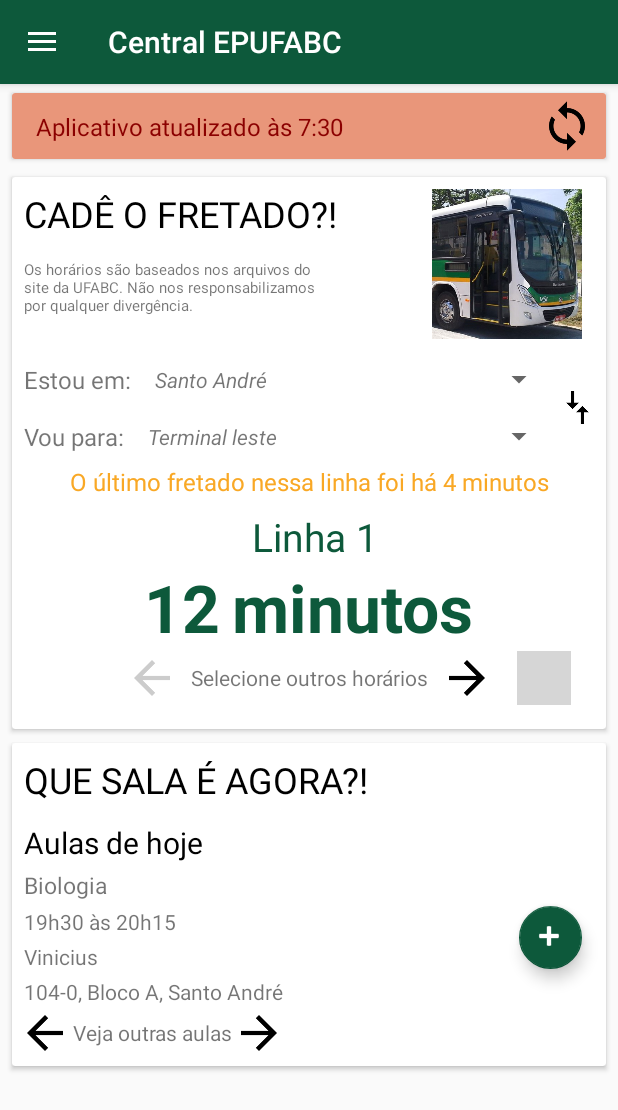
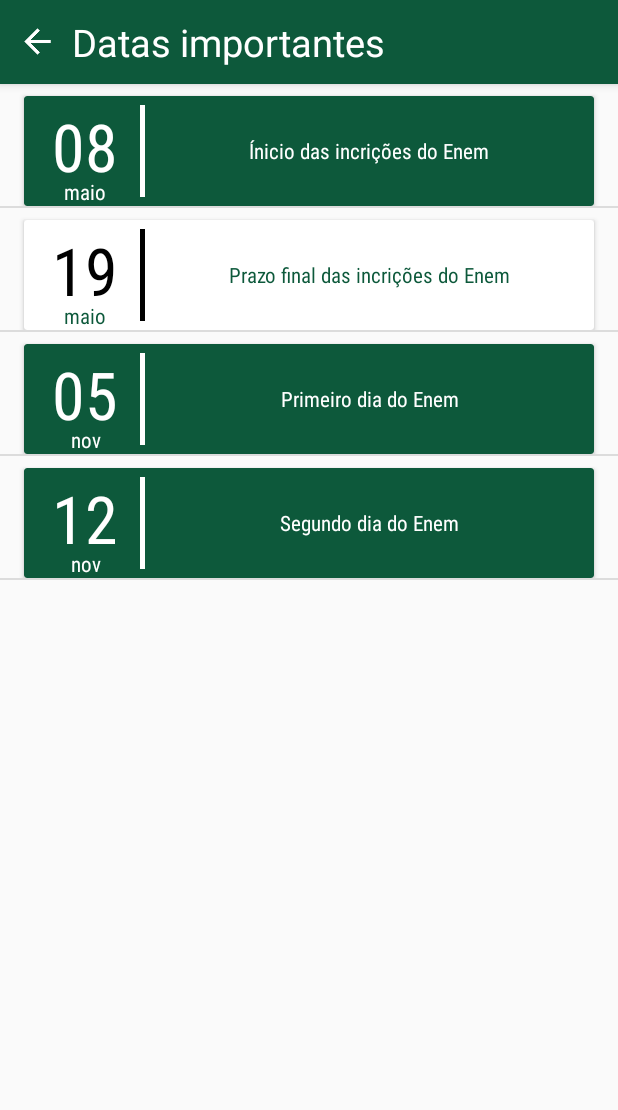
Before and after one commit to centralufabc/centralepufabc, an Android app: the screen it shows after launch (MainActivity before the commit, Calendario after it), in the side drawer, after a tap on "Calendário", on a phone screen of 412 x 824 dp. Shown: the top 1110 px of the screen. Run offline under Robolectric (Android 15) with nearby library versions, the phone set to English and light mode, and no system bars; grey boxes are pictures that could not be loaded.

Commit message:
Calendário funcionando com enorme eficiência

```diff
--- /dev/null
+++ b/app/src/main/java/central/centralepufabc/Calendario.java
@@ -0,0 +1,80 @@
+package central.centralepufabc;
+
+import android.content.Context;
+import android.database.Cursor;
+import android.database.sqlite.SQLiteDatabase;
+import android.os.Bundle;
+import android.support.design.widget.FloatingActionButton;
+import android.support.design.widget.Snackbar;
+import android.support.v7.app.AppCompatActivity;
+import android.support.v7.widget.Toolbar;
+import android.view.View;
+import android.widget.ListView;
+import android.widget.TextView;
+
+import java.util.ArrayList;
+import java.util.Calendar;
+import java.util.TimeZone;
+
+public class Calendario extends AppCompatActivity {
+    private ListView lista;
+    private ArrayList<Dia_importante> arrayAreas=null;
+    private Dia_importante_adapter adapter=null;
+    SQLiteDatabase bd;
+    Cursor cursor;
+    Calendar calendar;
+    int dia;
+
+    @Override
+    protected void onCreate(Bundle savedInstanceState) {
+        super.onCreate(savedInstanceState);
+        setContentView(R.layout.activity_calendario);
+        Toolbar toolbar = (Toolbar) findViewById(R.id.toolbar);
+        setSupportActionBar(toolbar);
+        bd = openOrCreateDatabase("CentralEPUFABCDB", Context.MODE_PRIVATE, null);
+        calendar = Calendar.getInstance(TimeZone.getTimeZone("Brazil/East"));
+
+        dia = calendar.get(Calendar.DAY_OF_YEAR)-1;
+        cursor = bd.rawQuery("SELECT dia_mes,mes,desc_dia,status FROM dias  WHERE dia>='"+dia+"'ORDER BY dia ASC",null);
+        cursor.moveToFirst();
+
+        lista=(ListView) findViewById(R.id.lista_c);
+        arrayAreas=new ArrayList<Dia_importante>();
+        carregar_lista();
+
+    }
+
+    private void carregar_lista(){
+        while(cursor.getPosition()<cursor.getCount()){
+            arrayAreas.add(new Dia_importante(cursor.getString(0),cursor.getString(1),cursor.getString(2),cursor.getString(3)));
+            cursor.moveToNext();
+        }
+        adapter=new Dia_importante_adapter(this,arrayAreas);
+        lista.setAdapter(adapter);
+    }
+
+    public void marca_dia(View view){
+        String x;
+        TextView txt=(TextView) view;
+        cursor = bd.rawQuery("SELECT dia_mes,mes,desc_dia,status,dia,msg FROM dias WHERE desc_dia='"+txt.getText().toString()+"' ORDER BY dia ASC",null);
+        cursor.moveToFirst();
+        if(!cursor.getString(3).equals("notificado")) {
+            if (cursor.getString(3).equals("notificar")) {
+                x = "nao";
+            } else {
+                x = "notificar";
+            }
+            bd.execSQL("INSERT INTO dias VALUES('" + cursor.getString(2) + "','" + cursor.getString(4) + "','" + cursor.getString(0) + "','" + cursor.getString(1) + "','" + x + "','" + cursor.getString(5) + "');");
+            bd.execSQL("DELETE FROM dias WHERE (desc_dia='" + txt.getText().toString() + "' AND status='" + cursor.getString(3) + "')");
+            cursor = bd.rawQuery("SELECT dia_mes,mes,desc_dia,status FROM dias  WHERE dia>='" + dia + "'ORDER BY dia ASC", null);
+            arrayAreas.clear();
+            cursor.moveToFirst();
+            carregar_lista();
+        }
+    }
+
+    public void voltar(View view) {
+        finish();
+    }
+
+}
--- /dev/null
+++ b/app/src/main/java/central/centralepufabc/Dia_importante.java
@@ -0,0 +1,51 @@
+package central.centralepufabc;
+
+/**
+ * Created by Kleverson Nascimento on 15/03/2017.
+ */
+
+public class Dia_importante {
+    private String dia;
+    private String mes;
+    private String data;
+    private String notificar;
+
+    public Dia_importante(String dia, String mes, String data, String notificar) {
+        this.dia = dia;
+        this.mes = mes;
+        this.data = data;
+        this.notificar = notificar;
+    }
+
+    public String getDia() {
+        return dia;
+    }
+
+    public void setDia(String dia) {
+        this.dia = dia;
+    }
+
+    public String getMes() {
+        return mes;
+    }
+
+    public void setMes(String mes) {
+        this.mes = mes;
+    }
+
+    public String getData() {
+        return data;
+    }
+
+    public void setData(String data) {
+        this.data = data;
+    }
+
+    public String getNotificar() {
+        return notificar;
+    }
+
+    public void setNotificar(String notificar) {
+        this.notificar = notificar;
+    }
+}
--- /dev/null
+++ b/app/src/main/java/central/centralepufabc/Dia_importante_adapter.java
@@ -0,0 +1,67 @@
+package central.centralepufabc;
+
+import android.content.Context;
+import android.graphics.Color;
+import android.support.v7.widget.CardView;
+import android.view.LayoutInflater;
+import android.view.View;
+import android.view.ViewGroup;
+import android.widget.BaseAdapter;
+import android.widget.ImageView;
+import android.widget.TextView;
+
+import java.util.ArrayList;
+
+/**
+ * Created by Kleverson Nascimento on 15/03/2017.
+ */
+
+public class Dia_importante_adapter extends BaseAdapter {
+    private ArrayList<Dia_importante> arrayList;
+    private Context context;
+    private LayoutInflater layout;
+
+    public Dia_importante_adapter(Context context, ArrayList<Dia_importante> arrayList) {
+        this.context = context;
+        this.arrayList = arrayList;
+    }
+
+    @Override
+    public int getCount() {
+        return arrayList.size();
+    }
+
+    @Override
+    public Object getItem(int i) {
+        return arrayList.get(i);
+    }
+
+    @Override
+    public long getItemId(int i) {
+        return i;
+    }
+
+    @Override
+    public View getView(int i, View view, ViewGroup viewGroup) {
+        layout = (LayoutInflater) context.getSystemService(Context.LAYOUT_INFLATER_SERVICE);
+        View v = layout.inflate(R.layout.calendario_branco, viewGroup, false);
+        TextView txt = (TextView) v.findViewById(R.id.txt_dia_c);
+        TextView txt2 = (TextView) v.findViewById(R.id.txt_mes_c);
+        TextView txt3 = (TextView) v.findViewById(R.id.nome_data_c);
+        TextView txt4=(TextView) v.findViewById(R.id.txt_separa);
+
+        txt.setText(arrayList.get(i).getDia());
+        txt2.setText(arrayList.get(i).getMes());
+        txt3.setText(arrayList.get(i).getData());
+        if(arrayList.get(i).getNotificar().equals("notificar") || arrayList.get(i).getNotificar().equals("notificado")){
+            CardView c=(CardView) v.findViewById(R.id.card_c);
+            c.setCardBackgroundColor(Color.rgb(13,89,59));
+            txt.setTextColor(Color.WHITE);
+            txt2.setTextColor(Color.WHITE);
+            txt3.setTextColor(Color.WHITE);
+            txt4.setBackgroundColor(Color.WHITE);
+
+        }
+        return v;
+    }
+}
--- a/app/src/main/java/central/centralepufabc/MainActivity.java
+++ b/app/src/main/java/central/centralepufabc/MainActivity.java
@@ -1,5 +1,7 @@
 package central.centralepufabc;
 
+import android.app.AlarmManager;
+import android.app.PendingIntent;
 import android.content.Context;
 import android.content.Intent;
 import android.database.Cursor;
@@ -77,6 +79,17 @@ public class MainActivity extends AppCompatActivity
         local_aula=(TextView) findViewById(R.id.txt_sala);
         voltar_aula=(ImageButton) findViewById(R.id.bt_voltar_aula);
         avancar_aula=(ImageButton) findViewById(R.id.bt_avancar_aula);
+
+        //broadcast
+        Intent it=new Intent("Alarme");
+        PendingIntent p=PendingIntent.getBroadcast(this,0,it,0);
+
+        Calendar c=Calendar.getInstance();
+        c.setTimeInMillis(System.currentTimeMillis());
+
+        AlarmManager alarme=(AlarmManager) getSystemService(ALARM_SERVICE);
+        alarme.setRepeating(AlarmManager.RTC_WAKEUP,c.getTimeInMillis(),60000,p);
+        //
 
         criarbancodedados();// nome auto-explicativo
 
@@ -350,7 +363,8 @@ public class MainActivity extends AppCompatActivity
             Intent intent = new Intent(this, aulas.class);
             startActivity(intent);
         } else if (id == R.id.nav_calendario) {
-
+            Intent intent = new Intent(this, Calendario.class);
+            startActivity(intent);
         } else if (id == R.id.nav_ru) {
 
         } else if (id == R.id.nav_contador) {
@@ -365,7 +379,8 @@ public class MainActivity extends AppCompatActivity
             Intent intent = new Intent(this, lista_frentes.class);
             startActivity(intent);
         } else if (id == R.id.nav_equipe) {
-
+            Intent intent = new Intent(this, equipe.class);
+            startActivity(intent);
         } else if (id == R.id.nav_quality) {
             Intent intent = new Intent(this, alunos.class);
             startActivity(intent);
@@ -595,8 +610,11 @@ public class MainActivity extends AppCompatActivity
             bd.execSQL("INSERT INTO local_salvo VALUES('Terminal leste','1');");
             bd.execSQL("INSERT INTO local_salvo VALUES('Santo André','2');");
 
-            bd.execSQL("CREATE TABLE IF NOT EXISTS ultima_area (area text not null);");
-            bd.execSQL("INSERT INTO ultima_area VALUES('Matemática');");
+            bd.execSQL("CREATE TABLE IF NOT EXISTS dias (desc_dia text not null,dia INTEGER,dia_mes text,mes text,status text,msg text);");
+            bd.execSQL("INSERT INTO dias VALUES('Ínicio das incrições do Enem','127','08','maio','notificar','oi');");
+            bd.execSQL("INSERT INTO dias VALUES('Prazo final das incrições do Enem','138','19','maio','nao','como');");
+            bd.execSQL("INSERT INTO dias VALUES('Primeiro dia do Enem','308','05','nov','notificar','vai');");
+            bd.execSQL("INSERT INTO dias VALUES('Segundo dia do Enem','315','12','nov','notificar','vc');");
 
             bd.execSQL("CREATE TABLE IF NOT EXISTS frentes (area text not null,frente text not null);");
             bd.execSQL("INSERT INTO frentes VALUES('Matemática','Geometria Analitica');");
--- /dev/null
+++ b/app/src/main/res/layout/activity_calendario.xml
@@ -0,0 +1,50 @@
+<?xml version="1.0" encoding="utf-8"?>
+<android.support.design.widget.CoordinatorLayout xmlns:android="http://schemas.android.com/apk/res/android"
+    xmlns:app="http://schemas.android.com/apk/res-auto"
+    xmlns:tools="http://schemas.android.com/tools"
+    android:layout_width="match_parent"
+    android:layout_height="match_parent"
+    android:fitsSystemWindows="true"
+    tools:context="central.centralepufabc.Calendario">
+
+    <include layout="@layout/content_calendario"
+        android:layout_weight="1" />
+
+    <android.support.design.widget.AppBarLayout
+        android:layout_width="match_parent"
+        android:layout_height="wrap_content"
+        android:theme="@style/AppTheme.AppBarOverlay">
+        <LinearLayout
+            android:layout_width="match_parent"
+            android:layout_height="56dp"
+            android:gravity="center_vertical"
+            android:orientation="horizontal">
+
+            <ImageButton
+                android:contentDescription="Voltar"
+                android:id="@+id/imageButton"
+                style="@style/botao_comum"
+                android:layout_width="30dp"
+                android:layout_height="30dp"
+                android:layout_marginLeft="10dp"
+                android:layout_marginStart="10dp"
+                android:onClick="voltar"
+                android:scaleType="centerInside"
+                android:src="@drawable/seta_esquerda_branca" />
+
+            <TextView
+                android:id="@+id/textView2"
+                android:layout_width="wrap_content"
+                android:layout_height="wrap_content"
+                android:layout_marginLeft="8dp"
+                android:layout_marginStart="8dp"
+                android:gravity="center_vertical"
+                android:text="Datas importantes"
+                android:textColor="#ffffffff"
+                android:textSize="25sp" />
+
+        </LinearLayout>
+
+    </android.support.design.widget.AppBarLayout>
+
+</android.support.design.widget.CoordinatorLayout>
--- /dev/null
+++ b/app/src/main/res/layout/calendario_branco.xml
@@ -0,0 +1,88 @@
+<?xml version="1.0" encoding="utf-8"?>
+<android.support.constraint.ConstraintLayout xmlns:android="http://schemas.android.com/apk/res/android"
+    xmlns:app="http://schemas.android.com/apk/res-auto"
+    xmlns:tools="http://schemas.android.com/tools"
+    android:orientation="vertical"
+    android:layout_width="match_parent"
+    android:layout_height="match_parent">
+
+    <android.support.v7.widget.CardView
+        android:layout_width="0dp"
+        android:layout_marginTop="8dp"
+        app:layout_constraintTop_toTopOf="parent"
+        android:layout_marginEnd="16dp"
+        app:layout_constraintRight_toRightOf="parent"
+        android:layout_marginRight="16dp"
+        android:layout_marginStart="16dp"
+        android:id="@+id/card_c"
+        app:layout_constraintLeft_toLeftOf="parent"
+        android:layout_marginLeft="16dp"
+        android:layout_height="wrap_content"
+        app:layout_constraintHorizontal_bias="0.93">
+
+        <android.support.constraint.ConstraintLayout
+            android:layout_width="match_parent"
+            android:layout_height="match_parent">
+
+            <TextView
+                android:text="20"
+                android:layout_width="57dp"
+                android:id="@+id/txt_dia_c"
+                android:gravity="center"
+                android:textSize="44sp"
+                android:textColor="#000000"
+                android:fontFamily="sans-serif-condensed"
+                app:layout_constraintTop_toTopOf="parent"
+                android:layout_marginStart="12dp"
+                app:layout_constraintLeft_toLeftOf="parent"
+                android:layout_marginLeft="12dp"
+                android:layout_height="50dp"
+                android:layout_marginTop="4dp" />
+
+            <TextView
+                android:text="Fev"
+                android:layout_width="0dp"
+                android:textColor="@color/colorAccent"
+                android:fontFamily="sans-serif-condensed"
+                android:layout_height="wrap_content"
+                android:id="@+id/txt_mes_c"
+                android:gravity="center"
+                app:layout_constraintRight_toRightOf="@+id/txt_dia_c"
+                app:layout_constraintLeft_toLeftOf="@+id/txt_dia_c"
+                app:layout_constraintTop_toBottomOf="@+id/txt_dia_c" />
+
+            <TextView
+                android:layout_height="61dp"
+                android:id="@+id/txt_separa"
+                android:background="#000000"
+                android:layout_width="3dp"
+                android:layout_marginTop="4dp"
+                app:layout_constraintTop_toTopOf="parent"
+                app:layout_constraintBottom_toBottomOf="parent"
+                android:layout_marginBottom="4dp"
+                app:layout_constraintLeft_toRightOf="@+id/txt_dia_c"
+                android:layout_marginStart="8dp"
+                android:layout_marginLeft="8dp" />
+
+            <TextView
+                android:text="Ínicio das incrições do Enem"
+                android:layout_width="0dp"
+                android:layout_height="0dp"
+                android:id="@+id/nome_data_c"
+                android:gravity="center"
+                android:onClick="marca_dia"
+                android:textColor="@color/colorAccent"
+                android:fontFamily="sans-serif-condensed"
+                android:layout_marginStart="8dp"
+                app:layout_constraintLeft_toRightOf="@+id/txt_separa"
+                android:layout_marginLeft="8dp"
+                android:layout_marginTop="8dp"
+                app:layout_constraintTop_toTopOf="parent"
+                android:layout_marginEnd="8dp"
+                app:layout_constraintRight_toRightOf="parent"
+                android:layout_marginRight="8dp"
+                app:layout_constraintBottom_toBottomOf="parent"
+                android:layout_marginBottom="8dp" />
+        </android.support.constraint.ConstraintLayout>
+    </android.support.v7.widget.CardView>
+</android.support.constraint.ConstraintLayout>
--- /dev/null
+++ b/app/src/main/res/layout/content_calendario.xml
@@ -0,0 +1,20 @@
+<?xml version="1.0" encoding="utf-8"?>
+<android.support.constraint.ConstraintLayout xmlns:android="http://schemas.android.com/apk/res/android"
+    xmlns:app="http://schemas.android.com/apk/res-auto"
+    xmlns:tools="http://schemas.android.com/tools"
+    android:id="@+id/content_calendario"
+    android:layout_width="match_parent"
+    android:layout_height="match_parent"
+    app:layout_behavior="@string/appbar_scrolling_view_behavior"
+    tools:context="central.centralepufabc.Calendario"
+    tools:showIn="@layout/activity_calendario">
+
+    <ListView
+        android:layout_width="0dp"
+        android:layout_height="0dp"
+        android:id="@+id/lista_c"
+        app:layout_constraintTop_toTopOf="parent"
+        app:layout_constraintRight_toRightOf="parent"
+        app:layout_constraintBottom_toBottomOf="parent"
+        app:layout_constraintLeft_toLeftOf="parent" />
+</android.support.constraint.ConstraintLayout>
--- a/app/src/main/res/values/strings.xml
+++ b/app/src/main/res/values/strings.xml
@@ -11,4 +11,6 @@
     <string name="title_activity_lista_frentes">lista_frentes</string>
     <string name="title_activity_mesa">mesa</string>
     <string name="title_activity_alunos">alunos</string>
+    <string name="title_activity_equipe">equipe</string>
+    <string name="title_activity_calendario">Calendario</string>
 </resources>
```
Also changed, not shown: app/src/main/AndroidManifest.xml (+25 -0 lines), app/src/main/java/central/centralepufabc/Broadcast.java (added, +57 -0 lines), app/src/main/java/central/centralepufabc/CriaAlarme.java (added, +30 -0 lines), app/src/main/java/central/centralepufabc/FuncionarioAdapter.java (+18 -1 lines), app/src/main/java/central/centralepufabc/alunos.java (+7 -1 lines), app/src/main/java/central/centralepufabc/equipe.java (added, +48 -0 lines), app/src/main/res/layout/activity_equipe.xml (added, +50 -0 lines), app/src/main/res/layout/content_equipe.xml (added, +20 -0 lines), app/src/main/res/drawable/thales.png (added).
